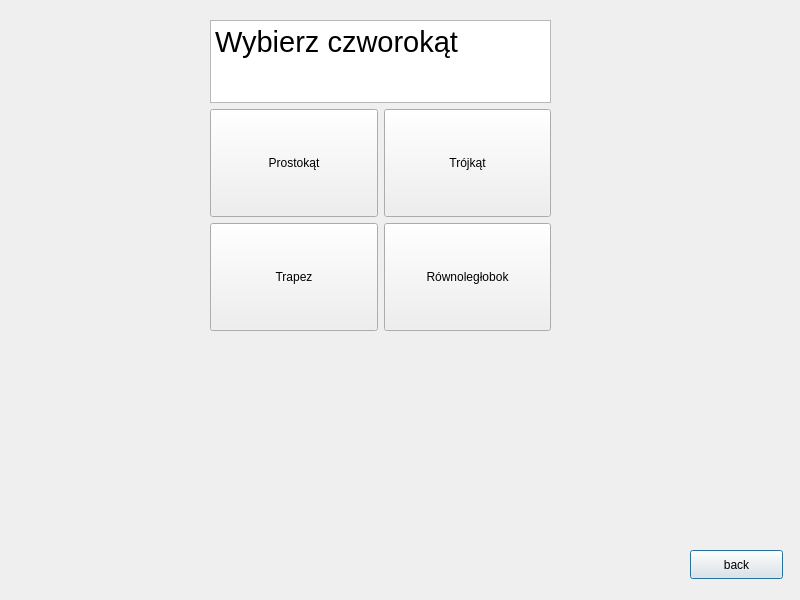
First picture: the form in PyramidBase.ui, repository KwRafik/GeometryCalc, before the edit.
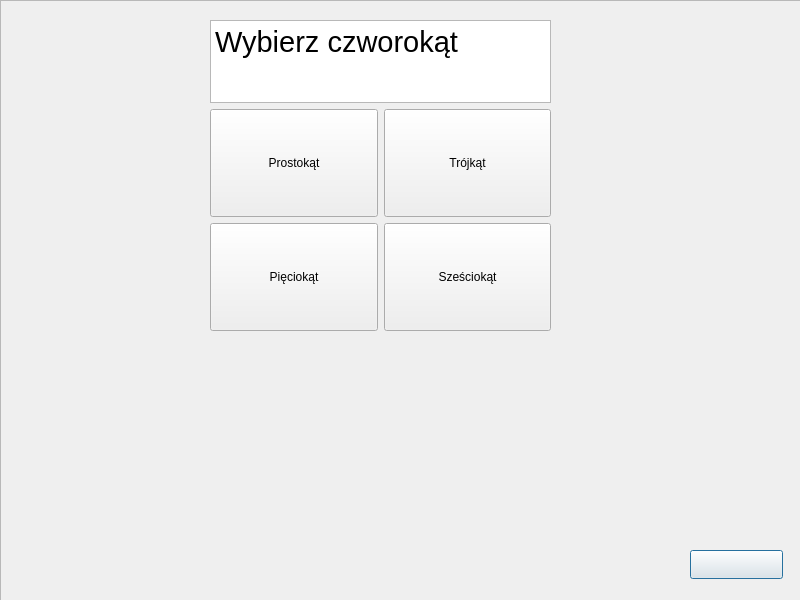
Second picture: the form after the edit. Icons and pictures are not drawn.

What changed in the file:
```diff
--- a/PyramidBase.ui
+++ b/PyramidBase.ui
@@ -34,8 +34,11 @@
      <height>29</height>
     </rect>
    </property>
+   <property name="styleSheet">
+    <string notr="true">image: url(:/image/grafika/back.png);</string>
+   </property>
    <property name="text">
-    <string>back</string>
+    <string/>
    </property>
   </widget>
   <widget class="QWidget" name="layoutWidget">
@@ -96,7 +99,7 @@
 </string>
         </property>
         <property name="text">
-         <string>Trapez</string>
+         <string>Pięciokąt</string>
         </property>
        </widget>
       </item>
@@ -108,7 +111,7 @@
 </string>
         </property>
         <property name="text">
-         <string>Równoległobok</string>
+         <string>Sześciokąt</string>
         </property>
        </widget>
       </item>
@@ -116,6 +119,28 @@
     </item>
    </layout>
   </widget>
+  <widget class="QFrame" name="frame">
+   <property name="geometry">
+    <rect>
+     <x>0</x>
+     <y>0</y>
+     <width>801</width>
+     <height>601</height>
+    </rect>
+   </property>
+   <property name="styleSheet">
+    <string notr="true">image: url(:/image/grafika/backgraund.png);</string>
+   </property>
+   <property name="frameShape">
+    <enum>QFrame::StyledPanel</enum>
+   </property>
+   <property name="frameShadow">
+    <enum>QFrame::Raised</enum>
+   </property>
+  </widget>
+  <zorder>frame</zorder>
+  <zorder>backButton</zorder>
+  <zorder>layoutWidget</zorder>
  </widget>
  <resources/>
  <connections/>
```
Left out of the diff: 4 changed lines with no effect on the pictures.
